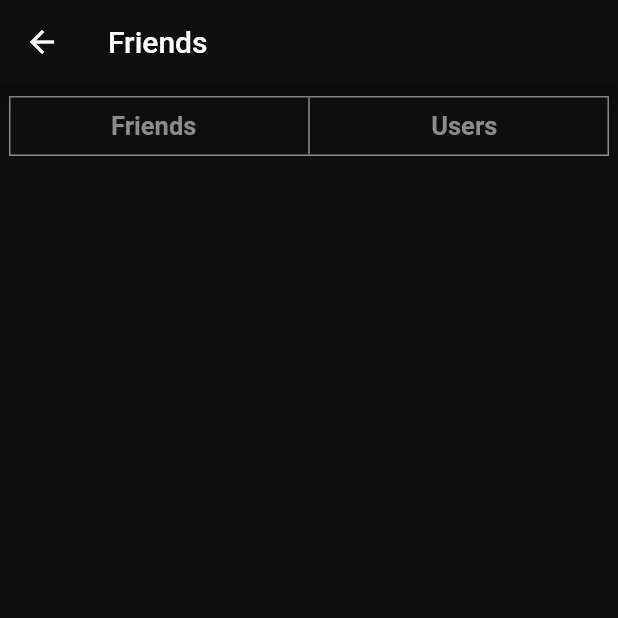
After one commit to futsuhai/Diplom, a Flutter app: the FriendsScreen screen opened directly, after a tap on "Users", on a phone screen of 412 x 824 dp, the top half of it. The commit adds this screen. Run offline on Flutter 3.47's test engine with Material 2 defaults, Android fonts, the light colour scheme and no system bars; our stand-ins replace cached_network_image, dio, firebase_core, firebase_storage, flutter_bloc, freezed_annotation and 5 more; accounts and stored records are empty; generated files the repository leaves out were written again; network calls fail.

Commit message:
friend list(0)

```diff
--- a/lib/app/data/dio_app_api.dart
+++ b/lib/app/data/dio_app_api.dart
@@ -1,5 +1,4 @@
 import 'package:client_id/app/domain/app_api.dart';
-import 'package:client_id/app/ui/components/app_text_button_login.dart';
 import 'package:dio/dio.dart';
 import 'package:flutter/foundation.dart';
 import 'package:injectable/injectable.dart';
@@ -119,4 +118,10 @@ class DioAppApi implements AppApi {
   Future fetchPostsWithId(String id) {
     return dio.get("/data/posts/$id");
   }
+
+  @override
+  Future getAllUsers() {
+    return dio.get("/auth/all");
+  }
+
 }
--- a/lib/app/domain/app_api.dart
+++ b/lib/app/domain/app_api.dart
@@ -39,4 +39,7 @@ abstract class AppApi {
   Future<dynamic> createPost({String? content, String? image});
 
   Future<dynamic> deletePost(String id);
+
+  Future<dynamic> getAllUsers();
+
 }
--- a/lib/feature/auth/domain/auth_repository.dart
+++ b/lib/feature/auth/domain/auth_repository.dart
@@ -1,3 +1,5 @@
+import 'entities/user_entity/user_entity.dart';
+
 abstract class AuthRepository{
   Future<dynamic> singUp({
     required String password,
@@ -25,4 +27,7 @@ abstract class AuthRepository{
   });
 
   Future<dynamic> refreshToken({String? refreshToken});
+
+  Future<List<UserEntity>> getAllUsers();
+
 }
--- a/lib/feature/auth/domain/auth_state/auth_cubit.dart
+++ b/lib/feature/auth/domain/auth_state/auth_cubit.dart
@@ -31,6 +31,7 @@ class AuthCubit extends HydratedCubit<AuthState> {
       addError(error, st);
     }
   }
+
 
   Future<void> signUp({
     required String username,
--- /dev/null
+++ b/lib/feature/main/ui/pages/FriendsPage/components/friends_list.dart
@@ -0,0 +1,23 @@
+import 'package:client_id/feature/main/ui/pages/FriendsPage/components/user_item.dart';
+import 'package:flutter/cupertino.dart';
+
+import '../../../../../auth/domain/entities/user_entity/user_entity.dart';
+import 'friend_item.dart';
+
+
+class FriendsList extends StatelessWidget{
+  const FriendsList({super.key, required this.userList});
+
+  final List<UserEntity> userList;
+
+  @override
+  Widget build(BuildContext context) {
+    return ListView.builder(
+      shrinkWrap: true,
+      itemCount: userList.length,
+      itemBuilder: (context, index) {
+        return FriendItem(userEntity: userList[index]);
+      },
+    );
+  }
+}
--- /dev/null
+++ b/lib/feature/main/ui/pages/FriendsPage/components/users_list.dart
@@ -0,0 +1,22 @@
+import 'package:client_id/feature/main/ui/pages/FriendsPage/components/user_item.dart';
+import 'package:flutter/cupertino.dart';
+
+import '../../../../../auth/domain/entities/user_entity/user_entity.dart';
+
+
+class UsersList extends StatelessWidget{
+  const UsersList({super.key, required this.userList});
+
+  final List<UserEntity> userList;
+
+  @override
+  Widget build(BuildContext context) {
+    return ListView.builder(
+      shrinkWrap: true,
+      itemCount: userList.length,
+      itemBuilder: (context, index) {
+        return UserItem(userEntity: userList[index]);
+      },
+    );
+  }
+}
--- /dev/null
+++ b/lib/feature/main/ui/pages/FriendsPage/friends_screen.dart
@@ -0,0 +1,156 @@
+import 'package:flutter/material.dart';
+import 'package:flutter_bloc/flutter_bloc.dart';
+
+import '../../../../../app/di/init_di.dart';
+import '../../../../../app/domain/app_api.dart';
+import '../../../../../app/domain/error_entity/error_entity.dart';
+import '../../../../../app/ui/app_loader.dart';
+import '../../../../../app/ui/components/app_snackBar.dart';
+import '../../../../auth/data/dto/user_dto.dart';
+import '../../../../auth/domain/auth_state/auth_cubit.dart';
+import '../../../../auth/domain/entities/user_entity/user_entity.dart';
+import 'components/friends_list.dart';
+import 'components/users_list.dart';
+
+class FriendsScreen extends StatefulWidget {
+  const FriendsScreen({Key? key}) : super(key: key);
+
+  @override
+  _FriendsScreenState createState() => _FriendsScreenState();
+}
+
+class _FriendsScreenState extends State<FriendsScreen> {
+  final AppApi appApi = locator.get<AppApi>();
+  List<UserEntity> userList = [];
+  bool showFirstList = true;
+
+  @override
+  void initState() {
+    super.initState();
+    _getAllUsers();
+  }
+
+  @override
+  Future<void> _getAllUsers() async {
+    try {
+      final response = await appApi.getAllUsers();
+      final List<UserDto> userDtos = List<UserDto>.from(
+          response.data.map((data) => UserDto.fromJson(data)));
+      var users = userDtos.map((dto) => dto.toEntity()).toList();
+      setState(() {
+        userList = users;
+      });
+    } catch (_) {
+      rethrow;
+    }
+  }
+
+  @override
+  Widget build(BuildContext context) {
+    return Scaffold(
+      backgroundColor: const Color.fromRGBO(14, 14, 14, 1),
+      appBar: AppBar(
+        title: const Text("Friends"),
+        backgroundColor: const Color.fromRGBO(14, 14, 14, 1),
+      ),
+      body: BlocConsumer<AuthCubit, AuthState>(
+        listener: (context, state) {
+          state.whenOrNull(
+            authorized: (userEntity) {
+              if (userEntity.userState?.hasData == true) {
+                AppSnackBar.showSnackBarWithMessage(
+                  context,
+                  userEntity.userState?.data,
+                );
+              }
+              if (userEntity.userState?.hasError == true) {
+                AppSnackBar.showSnackBarWithError(
+                  context,
+                  ErrorEntity.fromException(userEntity.userState?.error),
+                );
+              }
+            },
+          );
+        },
+        builder: (context, state) {
+          final userEntity = state.whenOrNull(
+            authorized: (userEntity) => userEntity,
+          );
+          if (userEntity?.userState?.connectionState ==
+              ConnectionState.waiting) {
+            return const AppLoader();
+          }
+          return Column(
+            children: [
+              Padding(
+                padding: const EdgeInsets.only(top: 8.0),
+                child: Row(
+                  mainAxisAlignment: MainAxisAlignment.center,
+                  children: [
+                    Container(
+                      width: 400,
+                      height: 40,
+                      decoration: BoxDecoration(
+                        border: Border.all(color: const Color.fromRGBO(140, 140, 139, 1)),
+                      ),
+                      child: Row(
+                        children: [
+                          Expanded(
+                            child: GestureDetector(
+                              onTap: () {
+                                setState(() {
+                                  showFirstList = true;
+                                });
+                              },
+                              child: Container(
+                                alignment: Alignment.center,
+                                child: const Text('Friends',                                           style: TextStyle(
+                                  color: Color.fromRGBO(140, 140, 139, 1),
+                                  fontWeight: FontWeight.bold,
+                                  fontSize: 17,
+                                ),),
+                              ),
+                            ),
+                          ),
+                          const VerticalDivider(
+                            color: Color.fromRGBO(140, 140, 139, 1),
+                            thickness: 1,
+                          ),
+                          Expanded(
+                            child: GestureDetector(
+                              onTap: () {
+                                setState(() {
+                                  showFirstList = false;
+                                });
+                              },
+                              child: Container(
+                                alignment: Alignment.center,
+                                child: const Text('Users',                                           style: TextStyle(
+                                  color: Color.fromRGBO(140, 140, 139, 1),
+                                  fontWeight: FontWeight.bold,
+                                  fontSize: 17,
+                                ),),
+                              ),
+                            ),
+                          ),
+                        ],
+                      ),
+                    ),
+                  ],
+                ),
+              ),
+              Expanded(
+                child: Padding(
+                  padding: const EdgeInsets.all(8.0),
+                  child: showFirstList
+                      ? FriendsList(userList: userList)
+                      : UsersList(userList: userList),
+                ),
+              ),
+            ],
+          );
+        },
+      ),
+    );
+  }
+}
```
Also changed, not shown: lib/app/ui/main_app_builder.dart (+2 -5 lines), lib/feature/auth/data/mock_auth_repository.dart (deleted, +0 -47 lines), lib/feature/auth/data/network_auth_repository.dart (+13 -0 lines), lib/feature/main/ui/home_screen.dart (+6 -6 lines), lib/feature/main/ui/pages/FollowPage/test.dart (added, +41 -0 lines), lib/feature/main/ui/pages/FriendsPage/components/friend_item.dart (added, +68 -0 lines), lib/feature/main/ui/pages/FriendsPage/components/user_item.dart (added, +68 -0 lines), lib/feature/main/ui/pages/MapPage/map_screen.dart (deleted, +0 -58 lines), lib/feature/main/ui/pages/test.dart (deleted, +0 -16 lines).
